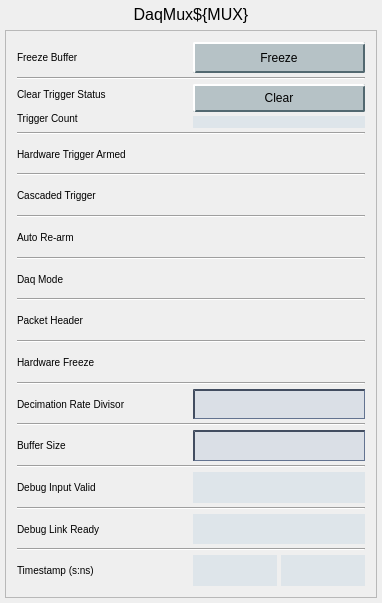
cristinasewell/ATCA_PyDM_Screens, file daqMuxV2.ui: the form before one commit.
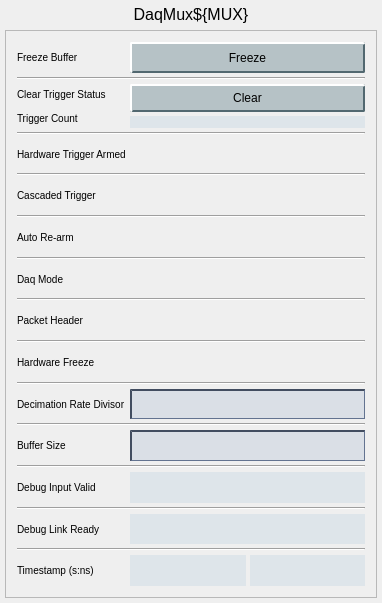
The form after the commit. Custom widgets are drawn as their Qt base class.

Commit message: WIP - trying layout number 3

What changed in the file:
```diff
--- a/daqMuxV2.ui
+++ b/daqMuxV2.ui
@@ -106,12 +106,12 @@
         <x>0</x>
         <y>0</y>
         <width>360</width>
-        <height>606</height>
+        <height>598</height>
        </rect>
       </property>
       <layout class="QHBoxLayout" name="horizontalLayout">
        <item>
-        <layout class="QGridLayout" name="gridLayout" columnstretch="0,0">
+        <layout class="QGridLayout" name="gridLayout" columnstretch="0,1" columnminimumwidth="0,1">
          <property name="leftMargin">
           <number>2</number>
          </property>
```
The commit also changes 4 other files.
